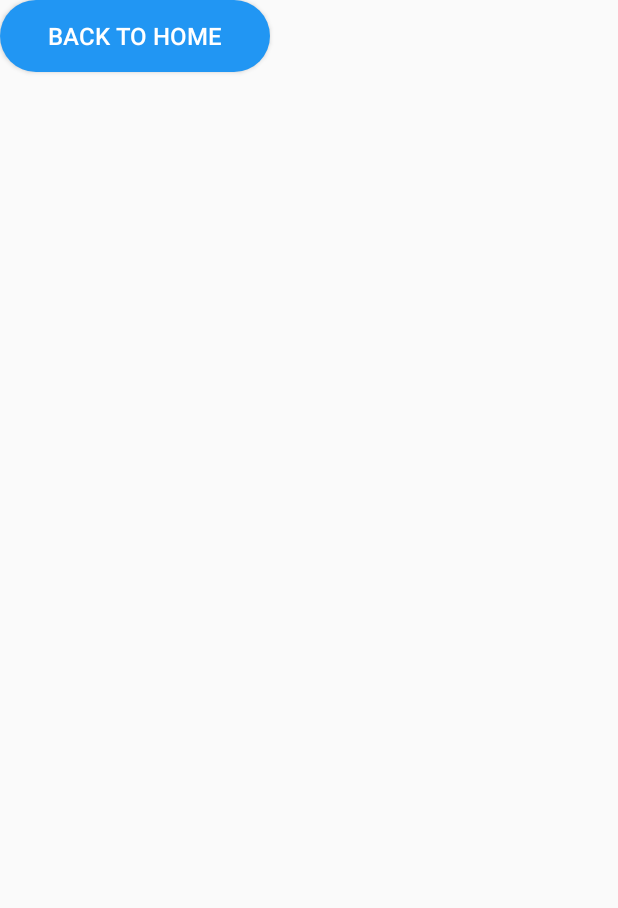
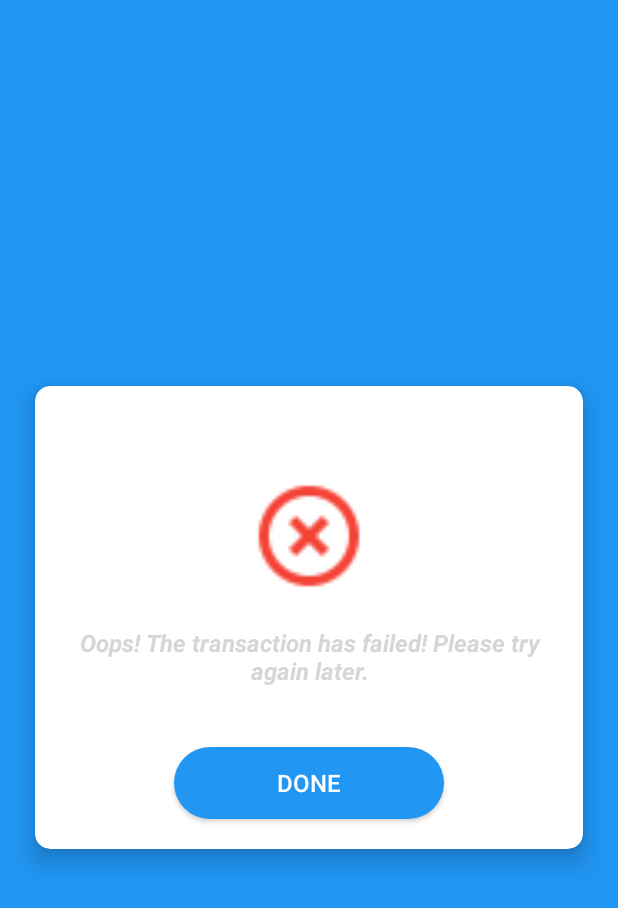
Before and after one commit to sid24rane/BlockCanteen, an Android app: the TransactionResultActivity screen opened directly, with no data from a screen before it, on a phone screen of 412 x 824 dp. Shown: the top 908 px of the screen. Run offline under Robolectric (Android 15) with nearby library versions, the phone set to English and light mode, and no system bars; 2 statements that could not run were skipped.

Commit message:
adds transactions result

```diff
--- a/app/build.gradle
+++ b/app/build.gradle
@@ -33,7 +33,7 @@ dependencies {
     implementation 'me.dm7.barcodescanner:zxing:1.9.8'
     implementation 'com.hanks:passcodeview:0.1.2'
     implementation 'de.adorsys.android:securestoragelibrary:1.0.3'
-    compile 'de.greenrobot:eventbus:2.4.0'
+    implementation 'de.greenrobot:eventbus:2.4.0'
 }
 apply plugin: 'com.google.gms.google-services'
 com.google.gms.googleservices.GoogleServicesPlugin.config.disableVersionCheck = true
--- a/app/src/main/java/com/example/sid24rane/blockcanteen/TransactionResultActivity.java
+++ b/app/src/main/java/com/example/sid24rane/blockcanteen/TransactionResultActivity.java
@@ -7,6 +7,8 @@ import android.view.View;
 import android.view.Window;
 import android.view.WindowManager;
 import android.widget.Button;
+import android.widget.ImageView;
+import android.widget.TextView;
 import android.widget.Toast;
 
 import com.example.sid24rane.blockcanteen.Dashboard.DashboardActivity;
@@ -14,6 +16,8 @@ import com.example.sid24rane.blockcanteen.Dashboard.DashboardActivity;
 public class TransactionResultActivity extends AppCompatActivity {
 
     private Button backTodashboard;
+    private TextView result;
+    private ImageView result_image;
 
     @Override
     protected void onCreate(Bundle savedInstanceState) {
@@ -22,14 +26,31 @@ public class TransactionResultActivity extends AppCompatActivity {
         requestWindowFeature(Window.FEATURE_NO_TITLE);
         this.getWindow().setFlags(WindowManager.LayoutParams.FLAG_FULLSCREEN, WindowManager.LayoutParams.FLAG_FULLSCREEN);
         getSupportActionBar().hide();
+
         setContentView(R.layout.activity_transaction_result);
 
+        init();
+
+
+    }
+
+    private void init() {
+
         backTodashboard = (Button) findViewById(R.id.backToDashboard);
+        result = (TextView) findViewById(R.id.result);
+        result_image = (ImageView) findViewById(R.id.res_image);
 
         Intent i = getIntent();
         String res = i.getStringExtra("result");
         Toast.makeText(TransactionResultActivity.this, res, Toast.LENGTH_SHORT).show();
 
+        if (res.equals("")){
+            result.setText("The transaction was successful !");
+            result_image.setImageResource(R.drawable.ic_check_circle_green_500_24dp);
+        }else{
+            result.setText("Oops! The transaction has failed! Please try again later.");
+            result_image.setImageResource(R.drawable.ic_highlight_off_red_500_24dp);
+        }
         backTodashboard.setOnClickListener(new View.OnClickListener() {
             @Override
             public void onClick(View v) {
@@ -40,6 +61,5 @@ public class TransactionResultActivity extends AppCompatActivity {
             }
         });
 
-
     }
 }
--- a/app/src/main/res/layout/activity_key_generation.xml
+++ b/app/src/main/res/layout/activity_key_generation.xml
@@ -6,7 +6,6 @@
     android:background="@color/colorPrimary"
     xmlns:android="http://schemas.android.com/apk/res/android"
     xmlns:app="http://schemas.android.com/apk/res-auto">
-
 
 
     <ScrollView
--- a/app/src/main/res/layout/activity_transaction_result.xml
+++ b/app/src/main/res/layout/activity_transaction_result.xml
@@ -1,9 +1,61 @@
 <?xml version="1.0" encoding="utf-8"?>
-<android.support.constraint.ConstraintLayout xmlns:android="http://schemas.android.com/apk/res/android"
-    xmlns:tools="http://schemas.android.com/tools"
+<android.support.design.widget.CoordinatorLayout
+    android:id="@+id/coordinatorLayout"
     android:layout_width="match_parent"
     android:layout_height="match_parent"
-    tools:context=".TransactionResultActivity">
+    android:background="@color/colorPrimary"
+    xmlns:android="http://schemas.android.com/apk/res/android"
+    xmlns:app="http://schemas.android.com/apk/res-auto">
+
+    <ScrollView
+        android:layout_width="match_parent"
+        android:layout_height="match_parent">
+
+        <LinearLayout
+            android:layout_width="match_parent"
+            android:layout_height="match_parent"
+            android:focusableInTouchMode="true"
+            android:layout_gravity="center_vertical"
+            android:orientation="vertical">
+
+            <android.support.v7.widget.CardView
+                android:layout_width="match_parent"
+                android:layout_height="wrap_content"
+                android:layout_margin="10dp"
+                app:cardBackgroundColor="#fff"
+                app:cardCornerRadius="10dp"
+                app:cardElevation="10dp"
+                app:cardUseCompatPadding="true"
+                android:layout_gravity="center_vertical"
+                >
+
+                <LinearLayout
+                    android:layout_width="match_parent"
+                    android:layout_height="wrap_content"
+                    android:layout_margin="10dp"
+                    android:orientation="vertical">
+
+
+                    <ImageView
+                        android:layout_marginTop="50dp"
+                        android:layout_width="80dp"
+                        android:layout_height="80dp"
+                        android:id="@+id/res_image"
+                        android:src="@drawable/ic_check_circle_green_500_24dp"
+                        android:layout_gravity="center_horizontal"
+                        />
+
+                    <TextView
+                        android:layout_width="wrap_content"
+                        android:layout_height="wrap_content"
+                        android:textColor="@color/text_black"
+                        android:layout_marginTop="20dp"
+                        android:textSize="16dp"
+                        android:textAlignment="center"
+                        android:textStyle="italic|bold"
+                        android:id="@+id/result"
+                        android:text="The transaction was successful"
+                        android:layout_gravity="center_horizontal"/>
 
                     <Button
                         android:id="@+id/backToDashboard"
@@ -11,10 +63,14 @@
                         android:layout_height="wrap_content"
                         android:layout_gravity="center_horizontal"
                         android:layout_marginTop="40dp"
-        android:text="Back To Home"
+                        android:text="Done"
                         android:layout_marginBottom="10dp"
                         android:textColor="#fff"
                         android:textSize="16dp"
                         android:background="@layout/button_border_corner_circle_"/>
 
-</android.support.constraint.ConstraintLayout>
+                </LinearLayout>
+            </android.support.v7.widget.CardView>
+        </LinearLayout>
+    </ScrollView>
+</android.support.design.widget.CoordinatorLayout>
```
Also changed, not shown: app/src/main/res/drawable-hdpi/ic_check_circle_green_500_24dp.png (added), app/src/main/res/drawable-hdpi/ic_highlight_off_red_500_24dp.png (added), app/src/main/res/drawable-mdpi/ic_check_circle_green_500_24dp.png (added), app/src/main/res/drawable-mdpi/ic_highlight_off_red_500_24dp.png (added), app/src/main/res/drawable-xhdpi/ic_check_circle_green_500_24dp.png (added), app/src/main/res/drawable-xhdpi/ic_highlight_off_red_500_24dp.png (added), app/src/main/res/drawable-xxhdpi/ic_check_circle_green_500_24dp.png (added), app/src/main/res/drawable-xxhdpi/ic_highlight_off_red_500_24dp.png (added), app/src/main/res/drawable-xxxhdpi/ic_check_circle_green_500_24dp.png (added), app/src/main/res/drawable-xxxhdpi/ic_highlight_off_red_500_24dp.png (added). Lines whose indentation alone changed are shown as unchanged.
